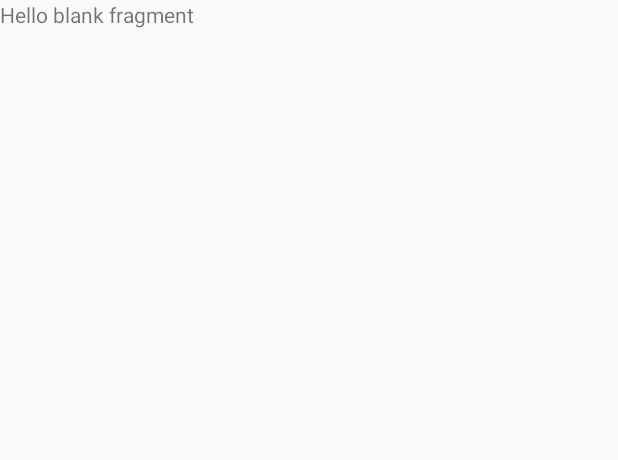
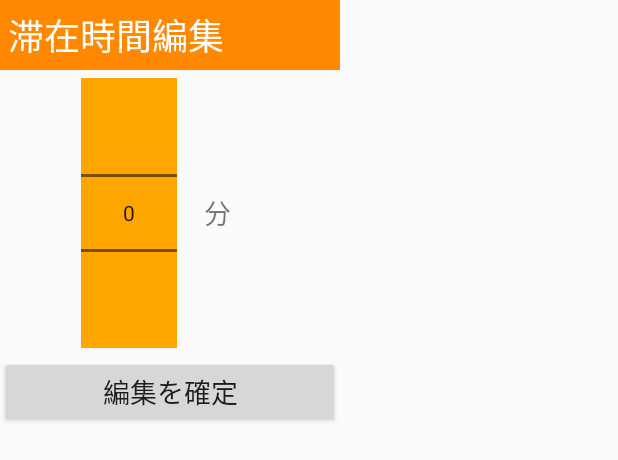
Before and after one commit to FJB16G/X16G_C, an Android app: the layout fragment_dialog.xml on its own in the app's theme, with its tools: preview values and no code run, on a phone screen of 412 x 824 dp. Shown: the top 460 px of the screen. Run offline under Robolectric (Android 15) with nearby library versions, the phone set to English and light mode, and no system bars.

Commit message:
コミット

```diff
--- a/app/src/main/res/layout/fragment_dialog.xml
+++ b/app/src/main/res/layout/fragment_dialog.xml
@@ -1,14 +1,54 @@
 <?xml version="1.0" encoding="utf-8"?>
-<FrameLayout xmlns:android="http://schemas.android.com/apk/res/android"
+<LinearLayout xmlns:android="http://schemas.android.com/apk/res/android"
     xmlns:tools="http://schemas.android.com/tools"
-    android:layout_width="match_parent"
-    android:layout_height="match_parent"
+    android:layout_width="wrap_content"
+    android:layout_height="wrap_content"
+    android:orientation="vertical"
     tools:context=".DialogFragment">
 
     <!-- TODO: Update blank fragment layout -->
+
     <TextView
+        android:id="@+id/textView6"
+        android:layout_width="wrap_content"
+        android:layout_height="wrap_content"
+        android:background="@android:color/holo_orange_dark"
+        android:padding="5dp"
+        android:text="滞在時間編集　　　"
+        android:textColor="@android:color/background_light"
+        android:textSize="24sp" />
+
+    <LinearLayout
+        android:layout_width="wrap_content"
+        android:layout_height="wrap_content"
+        android:layout_gravity="center"
+        android:layout_margin="5dp"
+        android:orientation="horizontal">
+
+        <NumberPicker
+            android:id="@+id/numPicker4"
+            android:layout_width="match_parent"
+            android:layout_height="wrap_content"
+            android:layout_weight="1"
+            android:background="#FFA500"
+            android:descendantFocusability="blocksDescendants" />
+
+        <TextView
+            android:id="@+id/textView9"
+            android:layout_width="match_parent"
+            android:layout_height="match_parent"
+            android:layout_weight="1"
+            android:gravity="center"
+            android:text="　分　"
+            android:textSize="18sp" />
+
+    </LinearLayout>
+
+    <Button
+        android:id="@+id/dialogButton"
         android:layout_width="match_parent"
-        android:layout_height="match_parent"
-        android:text="@string/hello_blank_fragment" />
+        android:layout_height="wrap_content"
+        android:text="編集を確定"
+        android:textSize="18sp" />
 
-</FrameLayout>
+</LinearLayout>
--- a/app/src/main/res/values/strings.xml
+++ b/app/src/main/res/values/strings.xml
@@ -1,5 +1,7 @@
 <resources>
     <string name="app_name">SparePlanning</string>
+
+    <string name="channel_name">Spare Planning</string>
 
     <!-- TODO: Remove or change this placeholder text -->
     <string name="hello_blank_fragment">Hello blank fragment</string>
```
Also changed, not shown: app/src/main/AndroidManifest.xml (+12 -4 lines), app/src/main/java/jp/ac/x16g023chiba_fjb/spareplanning/DialogFragment2.java (+17 -0 lines), app/src/main/java/jp/ac/x16g023chiba_fjb/spareplanning/FirstFragment.java (+0 -32 lines), app/src/main/java/jp/ac/x16g023chiba_fjb/spareplanning/MainActivity.java (+58 -16 lines), app/src/main/java/jp/ac/x16g023chiba_fjb/spareplanning/NotificationService.java (+141 -2 lines), app/src/main/java/jp/ac/x16g023chiba_fjb/spareplanning/ScheduleFragment.java (+106 -84 lines), app/src/main/res/layout/fragment_first.xml (+0 -7 lines).
